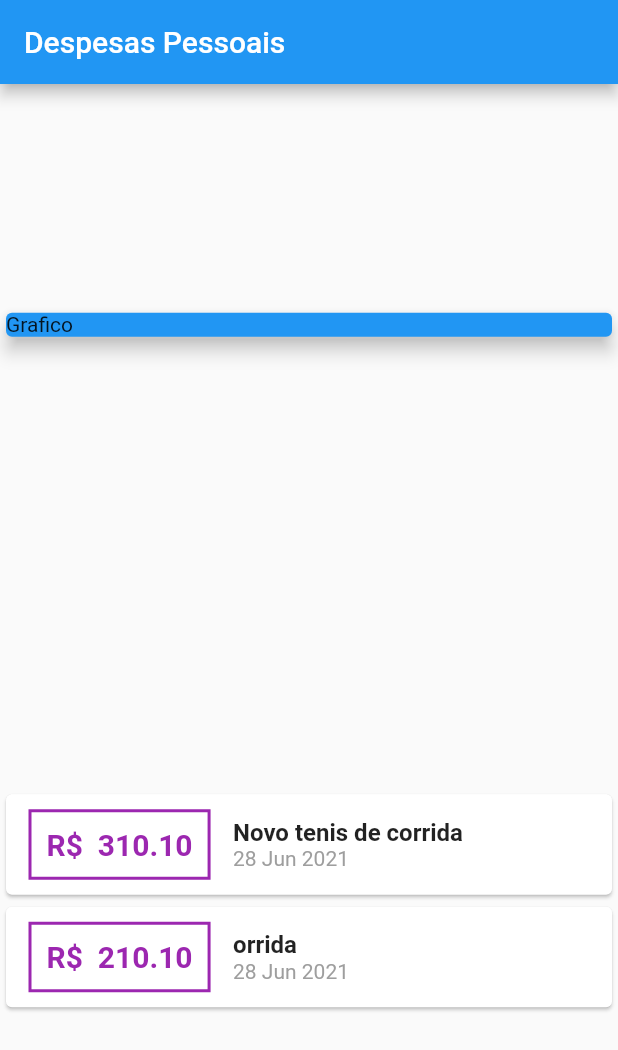
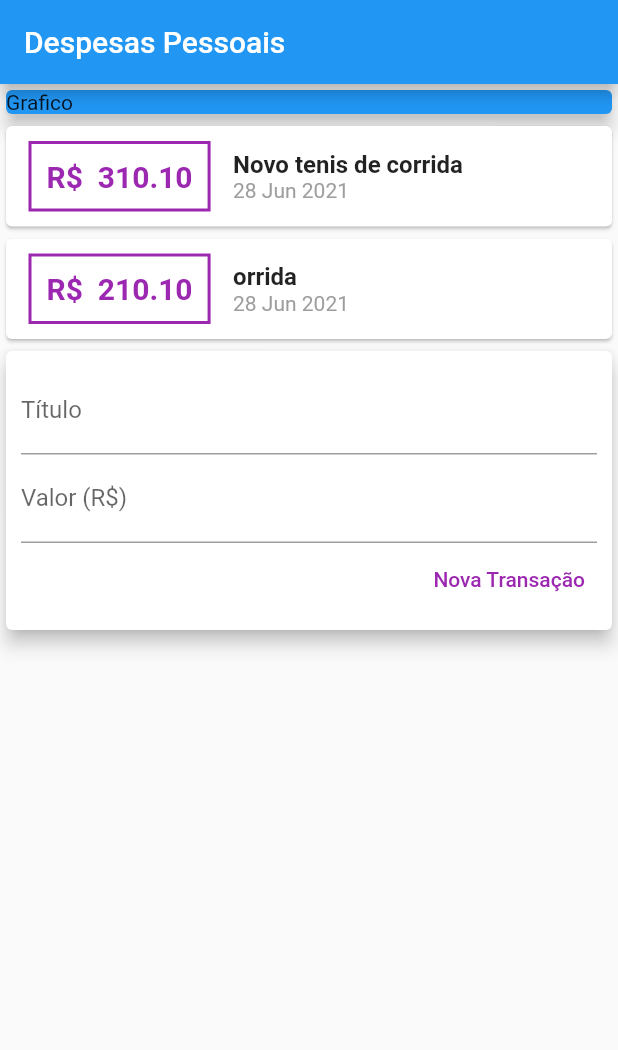
Before and after one commit to rudatorquato/Expenses, a Flutter app: the screen it shows after launch, on a phone screen of 412 x 824 dp. Shown: the top 1050 px of the screen. Run offline on Flutter 3.47's test engine with Material 2 defaults, Android fonts, the phone set to English and light mode, and no system bars.

Commit message:
Update main.dart

```diff
--- a/lib/main.dart
+++ b/lib/main.dart
@@ -42,7 +42,6 @@ class MyHomePage extends StatelessWidget {
         title: Text('Despesas Pessoais'),
       ),
       body: Column(
-        mainAxisAlignment: MainAxisAlignment.spaceAround,
         crossAxisAlignment: CrossAxisAlignment.stretch,
         children: [
           Container(
@@ -98,6 +97,38 @@ class MyHomePage extends StatelessWidget {
                 ],
               ));
             }).toList(),
+          ),
+          Card(
+            elevation: 5,
+            child: Padding(
+              padding: const EdgeInsets.all(10),
+              child: Column(
+                children: [
+                  TextField(
+                    decoration: InputDecoration(
+                      labelText: 'Título',
+                    ),
+                  ),
+                  TextField(
+                    decoration: InputDecoration(
+                      labelText: 'Valor (R\$)',
+                    ),
+                  ),
+                  Row(
+                    mainAxisAlignment: MainAxisAlignment.end,
+                    children: [
+                      TextButton(
+                        onPressed: () {},
+                        child: Text(
+                          'Nova Transação',
+                          style: TextStyle(color: Colors.purple),
+                        ),
+                      ),
+                    ],
+                  )
+                ],
+              ),
+            ),
           )
         ],
       ),
```
